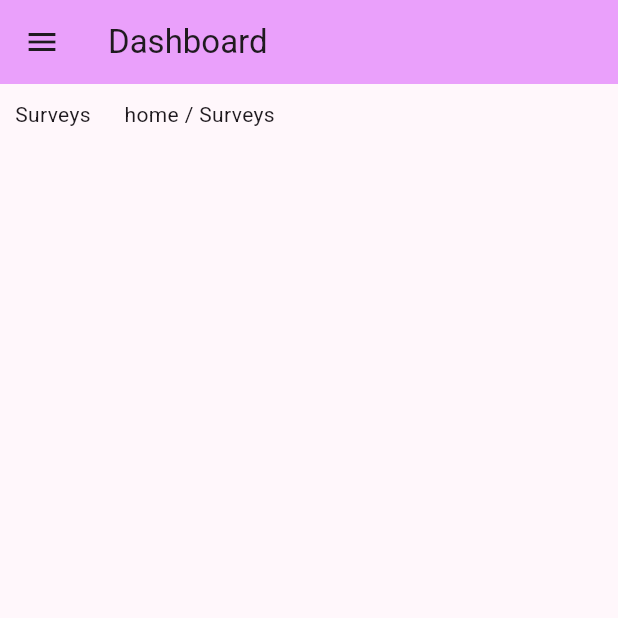
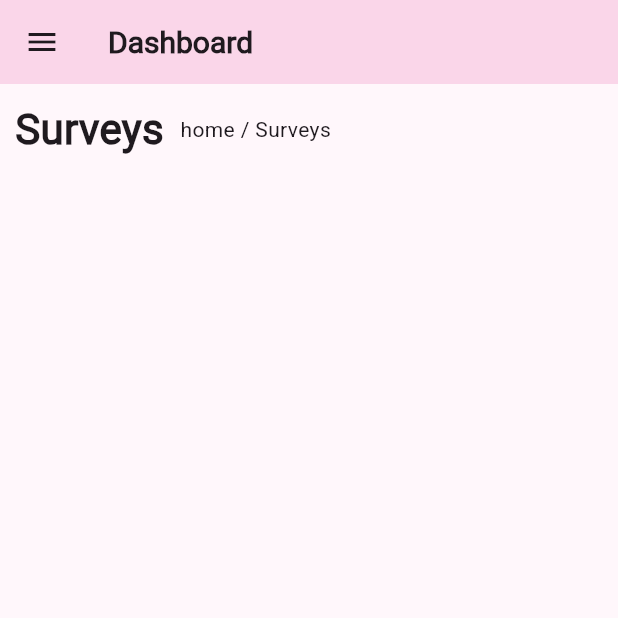
Before and after one commit to Nitsuguaaa/pocket_gad, a Flutter app: the screen it shows after launch, in the side drawer, after a tap on "Surveys", on a phone screen of 412 x 824 dp, the top half of it. Run offline on Flutter 3.47's test engine with Material 3 defaults, Android fonts, the phone set to English and light mode, and no system bars.

Commit message:
Nitsu - Update 1.1
Major Updates:
- started statistics_screen
- added more style in app_text_style

```diff
--- a/lib/control-panel/attendances_screen.dart
+++ b/lib/control-panel/attendances_screen.dart
@@ -1,4 +1,5 @@
 import 'package:flutter/material.dart';
+import 'package:pocket_gad/utils/app_text_style.dart';
 
 class AttendancesScreen extends StatefulWidget {
   const AttendancesScreen({super.key});
@@ -9,12 +10,14 @@ class AttendancesScreen extends StatefulWidget {
 
 class _AttendancesScreen extends State<AttendancesScreen> {
   Widget _buildLandingPage() {
+    final screenWidth = MediaQuery.of(context).size.width;
+    final screenHeight = MediaQuery.of(context).size.height;
     return Container(
       margin: const EdgeInsets.all(10.0),
       child: Column(children: [
         Row(children: [
-          Text("Attendance   "),
-          Text("   home / Attendance")
+          Text("Attendance ", style: AppTextStyles.header1),
+          Text(" home / Attendance", style: AppTextStyles.body)
         ],),
         Container(child: Column(children: [ //ATTENDANCE AVAILABLE
 
--- a/lib/control-panel/statistics_screen.dart
+++ b/lib/control-panel/statistics_screen.dart
@@ -1,4 +1,3 @@
-
 import 'package:flutter/material.dart';
 import 'package:pocket_gad/utils/app_text_style.dart';
 
@@ -11,26 +10,97 @@ class StatisticsScreen extends StatefulWidget {
 
 class _StatisticsScreen extends State<StatisticsScreen> {
   Widget _buildLandingPage() {
+    final screenWidth = MediaQuery.of(context).size.width;
+    final screenHeight = MediaQuery.of(context).size.height;
+
     return Container(
       margin: const EdgeInsets.all(10.0),
-      child: Column(children: [
-        Row(children: [
-          Text("Dashboard   ", style: AppTextStyles.header1,),
-          Text("   home / dashboard")
-        ],),
-        Container(child: Column(children: [ //STATISTICS
-          Text("Statistics"),
-          Text("Responses: "),
-          Text("Average Respone Score: "),
-          Text("Students: "),
-          Text("Employees")
-        ],),),
-        Container(child: Column(children: [ //SURVEY STATUS
-          Text("Survey Status"),
-          Text("Training Needs Assessment")
-        ],),)
+      child: Column(
+        children: [
+          Row(
+            children: [
+              Text("Dashboard ", style: AppTextStyles.header1),
+              Text(" home / dashboard", style: AppTextStyles.body),
+            ],
+          ),
+          Container(
+            //STYLING
+            width: screenWidth * 0.9,
+            height: screenHeight * 0.3,
+            padding: EdgeInsets.all(10),
+            margin: EdgeInsets.only(top: 20),
+            decoration: BoxDecoration(
+              color: Color(0xFFDDCDD5), // background color
+              borderRadius: BorderRadius.circular(16), // corner radius
+              //border: Border.all(color: Colors.black, width: 2), // border
+            ),
 
-      ],),
+            //CONTENTS
+            child: Column(
+              crossAxisAlignment: CrossAxisAlignment.start,
+
+              children: [
+                //STATISTICS
+                Text("Statistics", style: AppTextStyles.AppTitle),
+                Container(
+                  width: screenWidth * 0.87,
+                  padding: EdgeInsets.all(10),
+                  margin: EdgeInsets.only(top: 5, left: 5),
+                  decoration: BoxDecoration(
+                    color: Color(0xFFFDF5F5), // background color
+                    borderRadius: BorderRadius.circular(14), // corner radius
+                    //border: Border.all(color: Colors.black, width: 2), // border
+                  ),
+
+                  child: Column(
+                    crossAxisAlignment: CrossAxisAlignment.start,
+
+                    children: [
+                      Text("Responses: "),
+                      Text("Average Respone Score: "),
+                      Text("Students: "),
+                      Text("Employees"),
+                    ],
+                  ),
+                ),
+              ],
+            ),
+          ),
+          Container(
+            //STYLING
+            width: screenWidth * 0.9,
+            height: screenHeight * 0.3,
+            padding: EdgeInsets.all(10),
+            margin: EdgeInsets.only(top: 20),
+            decoration: BoxDecoration(
+              color: Color(0xFFDDCDD5), // background color
+              borderRadius: BorderRadius.circular(16), // corner radius
+              //border: Border.all(color: Colors.black, width: 2), // border
+            ),
+
+            //CONTENTS
+            child: Column(
+              crossAxisAlignment: CrossAxisAlignment.start,
+              children: [
+                //SURVEY STATUS
+                Text("Survey Status", style: AppTextStyles.AppTitle),
+                Container(
+                  width: screenWidth * 0.87,
+                  padding: EdgeInsets.all(10),
+                  margin: EdgeInsets.only(top: 5, left: 5),
+                  decoration: BoxDecoration(
+                    color: Color(0xFFFDF5F5), // background color
+                    borderRadius: BorderRadius.circular(14), // corner radius
+                    //border: Border.all(color: Colors.black, width: 2), // border
+                  ),
+
+                  child: Column(children: [Text("Training Needs Assessment")]),
+                ),
+              ],
+            ),
+          ),
+        ],
+      ),
     );
   }
 
@@ -38,9 +108,7 @@ class _StatisticsScreen extends State<StatisticsScreen> {
   Widget build(BuildContext context) {
     return Scaffold(
       //appBar: AppBar(title: const Text("Statistics")),
-      body: Center(
-        child: _buildLandingPage(),
-      ),
+      body: Center(child: _buildLandingPage()),
     );
   }
 }
--- a/lib/control-panel/surveys_screen.dart
+++ b/lib/control-panel/surveys_screen.dart
@@ -1,4 +1,5 @@
 import 'package:flutter/material.dart';
+import 'package:pocket_gad/utils/app_text_style.dart';
 
 class SurveysScreen extends StatefulWidget {
   const SurveysScreen({super.key});
@@ -13,8 +14,8 @@ class _SurveysScreen extends State<SurveysScreen> {
       margin: const EdgeInsets.all(10.0),
       child: Column(children: [
         Row(children: [
-          Text("Surveys   "),
-          Text("   home / Surveys")
+          Text("Surveys ", style: AppTextStyles.header1),
+          Text(" home / Surveys", style: AppTextStyles.body)
         ],)
       ],),
     );
--- a/lib/main.dart
+++ b/lib/main.dart
@@ -19,7 +19,7 @@ class MainApp extends StatelessWidget {
         colorScheme: ColorScheme.fromSeed(seedColor: const Color.fromARGB(255, 234, 160, 251)),
         useMaterial3: true,
         appBarTheme: const AppBarTheme(
-          backgroundColor: Color.fromARGB(255, 234, 160, 251)
+          backgroundColor: Color(0xFFFAD6E9)
         )
       ),
       home: const ControlPanel(), // start here
--- a/lib/screens/control_panel.dart
+++ b/lib/screens/control_panel.dart
@@ -1,7 +1,12 @@
 import 'package:flutter/material.dart';
+
+//SCREENS
 import 'package:pocket_gad/control-panel/statistics_screen.dart';
 import 'package:pocket_gad/control-panel/surveys_screen.dart';
 import 'package:pocket_gad/control-panel/attendances_screen.dart';
+
+//ASSETS
+import 'package:pocket_gad/utils/app_text_style.dart';
 
 class ControlPanel extends StatefulWidget {
   const ControlPanel({super.key});
@@ -11,7 +16,7 @@ class ControlPanel extends StatefulWidget {
 }
 
 class _ControlPanelState extends State<ControlPanel> {
-  Widget _currentScreen = const SurveysScreen();
+  Widget _currentScreen = const StatisticsScreen();
 
   void _selectScreen(Widget screen) {
     setState(() {
@@ -25,7 +30,7 @@ class _ControlPanelState extends State<ControlPanel> {
   Widget build(BuildContext context) {
     return Scaffold(
       appBar: AppBar(
-        title: const Text("Dashboard"),
+        title: const Text("Dashboard", style: AppTextStyles.AppTitle,),
         backgroundColor: Theme.of(context).appBarTheme.backgroundColor,
       ),
       drawer: Drawer(
@@ -36,18 +41,18 @@ class _ControlPanelState extends State<ControlPanel> {
               decoration: BoxDecoration(
                 color: Theme.of(context).appBarTheme.backgroundColor,
               ),
-              child: Text('Options'),
+              child: Text('Options', style: AppTextStyles.header1,),
             ),
             ListTile(
-              title: const Text("Surveys"),
+              title: const Text("Surveys", style: AppTextStyles.body,),
               onTap: () {
                 _selectScreen(const SurveysScreen());
               },
             ),
-            ListTile(title: const Text("Attendance"), onTap: () {
+            ListTile(title: const Text("Attendance", style: AppTextStyles.body), onTap: () {
                 _selectScreen(const AttendancesScreen());
             }),
-            ListTile(title: const Text("Statistics [Admin]"), onTap: () {
+            ListTile(title: const Text("Statistics [Admin]", style: AppTextStyles.body), onTap: () {
                 _selectScreen(const StatisticsScreen());
             }),
           ],
--- a/lib/utils/app_text_style.dart
+++ b/lib/utils/app_text_style.dart
@@ -3,6 +3,12 @@ import 'package:flutter/material.dart';
 class AppTextStyles {
   static const TextStyle header1 = TextStyle(
     fontSize: 28,
+    fontWeight: FontWeight.bold,
+    fontFamily: 'Roboto',
+  );
+
+   static const TextStyle AppTitle = TextStyle(
+    fontSize: 20,
     fontWeight: FontWeight.bold,
     fontFamily: 'Roboto',
   );
```
